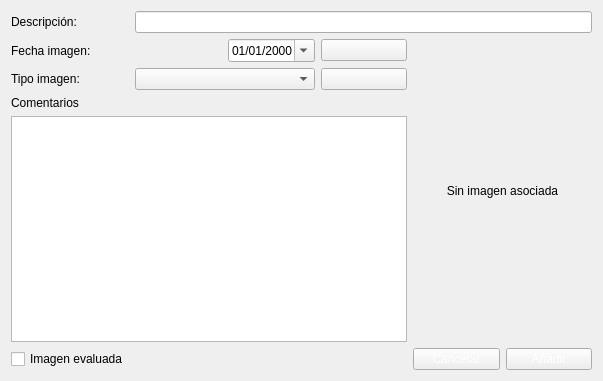
This is Zona_Pacientes/frmanadirimagen.ui in arcnexus/RedFoX as Qt 5 draws it before an edit. The edited form follows.
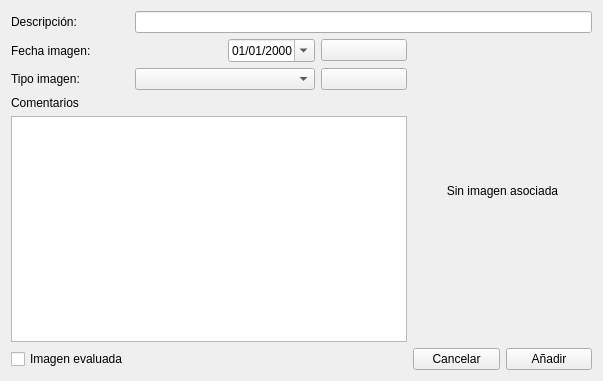
This is the edited form. Icons and pictures are not drawn.

```diff
--- a/Zona_Pacientes/frmanadirimagen.ui
+++ b/Zona_Pacientes/frmanadirimagen.ui
@@ -61,8 +61,7 @@
    <item row="5" column="4">
     <widget class="QPushButton" name="pushButton_Cancelar">
      <property name="styleSheet">
-      <string notr="true">QPushButton:disabled{color: 0; }
-QPushButton:enabled{color: rgb(255,255,255); }</string>
+      <string notr="true"/>
      </property>
      <property name="text">
       <string>Cancelar</string>
@@ -86,8 +85,7 @@
    <item row="5" column="5">
     <widget class="QPushButton" name="pushButton__Anadir">
      <property name="styleSheet">
-      <string notr="true">QPushButton:disabled{color: 0; }
-QPushButton:enabled{color: rgb(255,255,255); }</string>
+      <string notr="true"/>
      </property>
      <property name="text">
       <string>Añadir</string>
```
Left out of the diff: 12 changed lines with no effect on the pictures.
